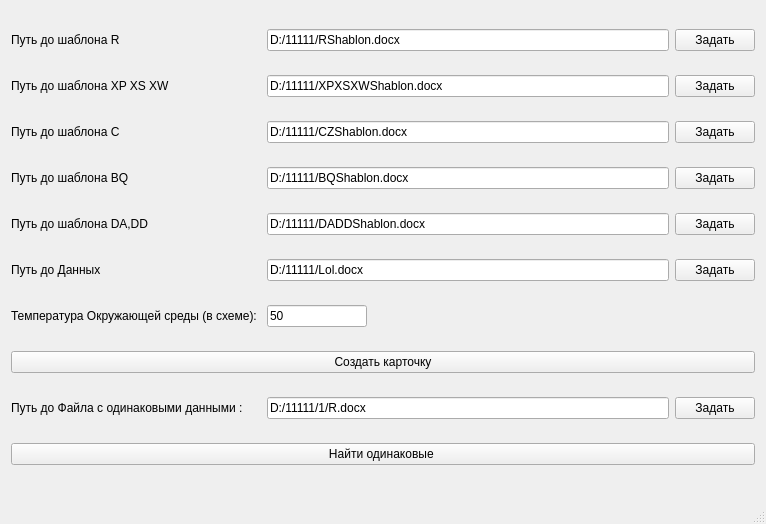
First picture: the form in mainwindow.ui, repository Madjita/TEY, before the edit.
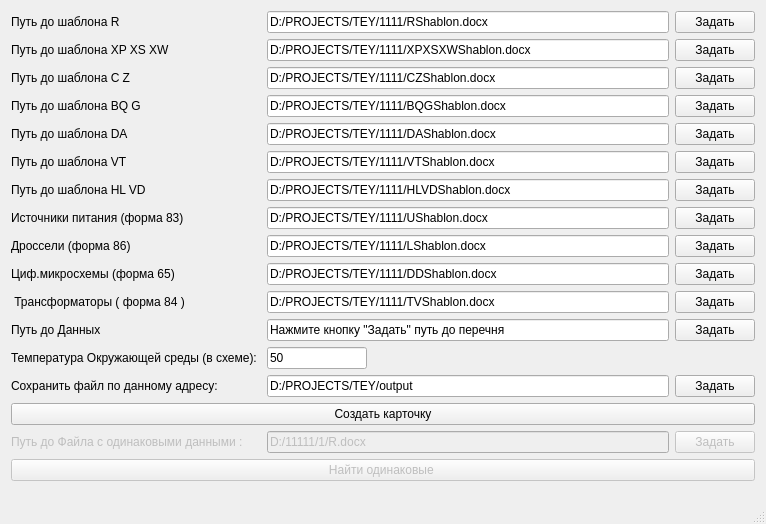
Second picture: the form after the edit. Icons and pictures are not drawn.

Commit message:
repair good project
repair good project

```diff
--- a/mainwindow.ui
+++ b/mainwindow.ui
@@ -11,105 +11,35 @@
    </rect>
   </property>
   <property name="windowTitle">
-   <string>MainWindow</string>
+   <string>Карты рабочих режимов</string>
+  </property>
+  <property name="windowIcon">
+   <iconset>
+    <normaloff>../../../../Project_Work_SFU/GpsGlonassTest/logo.ico</normaloff>../../../../Project_Work_SFU/GpsGlonassTest/logo.ico</iconset>
   </property>
   <widget class="QWidget" name="centralWidget">
    <layout class="QGridLayout" name="gridLayout">
-    <item row="13" column="0">
-     <widget class="QLabel" name="label_8">
-      <property name="text">
-       <string>Путь до Файла с одинаковыми данными :</string>
-      </property>
-     </widget>
-    </item>
-    <item row="4" column="1">
-     <widget class="QLineEdit" name="lineEdit_6">
-      <property name="text">
-       <string>D:/11111/BQShablon.docx</string>
-      </property>
-     </widget>
-    </item>
-    <item row="5" column="1">
-     <widget class="QLineEdit" name="lineEdit_7">
-      <property name="text">
-       <string>D:/11111/DADDShablon.docx</string>
-      </property>
-     </widget>
-    </item>
-    <item row="5" column="2">
-     <widget class="QPushButton" name="pushButton_5">
-      <property name="text">
-       <string>Задать</string>
-      </property>
-     </widget>
-    </item>
-    <item row="4" column="2">
-     <widget class="QPushButton" name="pushButton_4">
-      <property name="text">
-       <string>Задать</string>
-      </property>
-     </widget>
-    </item>
-    <item row="6" column="1">
+    <item row="13" column="1">
      <widget class="QLineEdit" name="lineEdit_2">
       <property name="text">
-       <string>D:/11111/Lol.docx</string>
+       <string>Нажмите кнопку &quot;Задать&quot; путь до перечня</string>
       </property>
      </widget>
     </item>
-    <item row="6" column="0">
-     <widget class="QLabel" name="label_2">
-      <property name="text">
-       <string>Путь до Данных</string>
+    <item row="20" column="2">
+     <widget class="QPushButton" name="pushButton_7">
+      <property name="enabled">
+       <bool>false</bool>
       </property>
-     </widget>
-    </item>
-    <item row="1" column="0">
-     <widget class="QLabel" name="label">
       <property name="text">
-       <string>Путь до шаблона R</string>
-      </property>
-     </widget>
-    </item>
-    <item row="1" column="2">
-     <widget class="QPushButton" name="pushButton_S_R">
-      <property name="text">
        <string>Задать</string>
       </property>
      </widget>
     </item>
-    <item row="2" column="0">
-     <widget class="QLabel" name="label_3">
+    <item row="15" column="0">
+     <widget class="QLabel" name="label_5">
       <property name="text">
-       <string>Путь до шаблона XP XS XW</string>
-      </property>
-     </widget>
-    </item>
-    <item row="6" column="2">
-     <widget class="QPushButton" name="pushButton_D">
-      <property name="text">
-       <string>Задать</string>
-      </property>
-     </widget>
-    </item>
-    <item row="1" column="1">
-     <widget class="QLineEdit" name="lineEdit">
-      <property name="text">
-       <string>D:/11111/RShablon.docx</string>
-      </property>
-     </widget>
-    </item>
-    <item row="3" column="0">
-     <widget class="QLabel" name="label_4">
-      <property name="text">
-       <string>Путь до шаблона С</string>
-      </property>
-     </widget>
-    </item>
-    <item row="3" column="1">
-     <widget class="QLineEdit" name="lineEdit_4">
-      <property name="text">
-       <string>D:/11111/CZShablon.docx</string>
+       <string>Темпeратура Окружающей среды (в схеме): </string>
       </property>
      </widget>
     </item>
@@ -120,49 +50,48 @@
       </property>
      </widget>
     </item>
-    <item row="2" column="2">
-     <widget class="QPushButton" name="pushButton_2">
+    <item row="20" column="1">
+     <widget class="QLineEdit" name="lineEdit_8">
+      <property name="enabled">
+       <bool>false</bool>
+      </property>
       <property name="text">
-       <string>Задать</string>
+       <string>D:/11111/1/R.docx</string>
       </property>
      </widget>
     </item>
     <item row="2" column="1">
      <widget class="QLineEdit" name="lineEdit_3">
       <property name="text">
-       <string>D:/11111/XPXSXWShablon.docx</string>
+       <string>D:/PROJECTS/TEY/1111/XPXSXWShablon.docx</string>
       </property>
      </widget>
     </item>
-    <item row="4" column="0">
-     <widget class="QLabel" name="label_6">
+    <item row="8" column="0">
+     <widget class="QLabel" name="label_9">
       <property name="text">
-       <string>Путь до шаблона BQ</string>
+       <string>Источники питания (форма 83)</string>
       </property>
      </widget>
     </item>
-    <item row="5" column="0">
-     <widget class="QLabel" name="label_7">
+    <item row="21" column="0" colspan="3">
+     <widget class="QPushButton" name="pushButton_6">
+      <property name="enabled">
+       <bool>false</bool>
+      </property>
       <property name="text">
-       <string>Путь до шаблона DA,DD</string>
+       <string>Найти одинаковые </string>
       </property>
      </widget>
     </item>
-    <item row="10" column="0" colspan="3">
+    <item row="17" column="0" colspan="3">
      <widget class="QPushButton" name="pushButton">
       <property name="text">
        <string>Создать карточку</string>
       </property>
      </widget>
     </item>
-    <item row="9" column="0">
-     <widget class="QLabel" name="label_5">
-      <property name="text">
-       <string>Темпeратура Окружающей среды (в схеме): </string>
-      </property>
-     </widget>
-    </item>
-    <item row="9" column="1">
+    <item row="15" column="1">
      <widget class="QLineEdit" name="lineEdit_5">
       <property name="maximumSize">
        <size>
@@ -175,24 +104,258 @@
       </property>
      </widget>
     </item>
-    <item row="13" column="1">
-     <widget class="QLineEdit" name="lineEdit_8">
+    <item row="8" column="1">
+     <widget class="QLineEdit" name="lineEdit_9">
       <property name="text">
-       <string>D:/11111/1/R.docx</string>
+       <string>D:/PROJECTS/TEY/1111/UShablon.docx</string>
+      </property>
+     </widget>
+    </item>
+    <item row="4" column="0">
+     <widget class="QLabel" name="label_6">
+      <property name="text">
+       <string>Путь до шаблона BQ G</string>
+      </property>
+     </widget>
+    </item>
+    <item row="5" column="2">
+     <widget class="QPushButton" name="pushButton_5">
+      <property name="text">
+       <string>Задать</string>
+      </property>
+     </widget>
+    </item>
+    <item row="4" column="2">
+     <widget class="QPushButton" name="pushButton_4">
+      <property name="text">
+       <string>Задать</string>
+      </property>
+     </widget>
+    </item>
+    <item row="4" column="1">
+     <widget class="QLineEdit" name="lineEdit_6">
+      <property name="text">
+       <string>D:/PROJECTS/TEY/1111/BQGShablon.docx</string>
+      </property>
+     </widget>
+    </item>
+    <item row="2" column="0">
+     <widget class="QLabel" name="label_3">
+      <property name="text">
+       <string>Путь до шаблона XP XS XW</string>
+      </property>
+     </widget>
+    </item>
+    <item row="5" column="1">
+     <widget class="QLineEdit" name="lineEdit_7">
+      <property name="text">
+       <string>D:/PROJECTS/TEY/1111/DAShablon.docx</string>
+      </property>
+     </widget>
+    </item>
+    <item row="1" column="2">
+     <widget class="QPushButton" name="pushButton_S_R">
+      <property name="text">
+       <string>Задать</string>
+      </property>
+     </widget>
+    </item>
+    <item row="20" column="0">
+     <widget class="QLabel" name="label_8">
+      <property name="enabled">
+       <bool>false</bool>
+      </property>
+      <property name="text">
+       <string>Путь до Файла с одинаковыми данными :</string>
+      </property>
+     </widget>
+    </item>
+    <item row="13" column="0">
+     <widget class="QLabel" name="label_2">
+      <property name="text">
+       <string>Путь до Данных</string>
+      </property>
+     </widget>
+    </item>
+    <item row="3" column="1">
+     <widget class="QLineEdit" name="lineEdit_4">
+      <property name="text">
+       <string>D:/PROJECTS/TEY/1111/CZShablon.docx</string>
+      </property>
+     </widget>
+    </item>
+    <item row="3" column="0">
+     <widget class="QLabel" name="label_4">
+      <property name="text">
+       <string>Путь до шаблона С Z</string>
+      </property>
+     </widget>
+    </item>
+    <item row="1" column="0">
+     <widget class="QLabel" name="label">
+      <property name="text">
+       <string>Путь до шаблона R</string>
+      </property>
+     </widget>
+    </item>
+    <item row="1" column="1">
+     <widget class="QLineEdit" name="lineEdit">
+      <property name="text">
+       <string>D:/PROJECTS/TEY/1111/RShablon.docx</string>
+      </property>
+     </widget>
+    </item>
+    <item row="5" column="0">
+     <widget class="QLabel" name="label_7">
+      <property name="text">
+       <string>Путь до шаблона DA</string>
       </property>
      </widget>
     </item>
     <item row="13" column="2">
-     <widget class="QPushButton" name="pushButton_7">
+     <widget class="QPushButton" name="pushButton_D">
       <property name="text">
        <string>Задать</string>
       </property>
      </widget>
     </item>
-    <item row="14" column="0" colspan="3">
-     <widget class="QPushButton" name="pushButton_6">
+    <item row="2" column="2">
+     <widget class="QPushButton" name="pushButton_2">
       <property name="text">
-       <string>Найти одинаковые </string>
+       <string>Задать</string>
+      </property>
+     </widget>
+    </item>
+    <item row="11" column="2">
+     <widget class="QPushButton" name="pushButton_11">
+      <property name="text">
+       <string>Задать</string>
+      </property>
+     </widget>
+    </item>
+    <item row="11" column="1">
+     <widget class="QLineEdit" name="lineEdit_12">
+      <property name="text">
+       <string>D:/PROJECTS/TEY/1111/TVShablon.docx</string>
+      </property>
+     </widget>
+    </item>
+    <item row="11" column="0">
+     <widget class="QLabel" name="label_12">
+      <property name="text">
+       <string> Трансформаторы ( форма 84 )</string>
+      </property>
+     </widget>
+    </item>
+    <item row="8" column="2">
+     <widget class="QPushButton" name="pushButton_8">
+      <property name="text">
+       <string>Задать</string>
+      </property>
+     </widget>
+    </item>
+    <item row="10" column="0">
+     <widget class="QLabel" name="label_11">
+      <property name="text">
+       <string>Циф.микросхемы (форма 65)</string>
+      </property>
+     </widget>
+    </item>
+    <item row="10" column="2">
+     <widget class="QPushButton" name="pushButton_10">
+      <property name="text">
+       <string>Задать</string>
+      </property>
+     </widget>
+    </item>
+    <item row="10" column="1">
+     <widget class="QLineEdit" name="lineEdit_11">
+      <property name="text">
+       <string>D:/PROJECTS/TEY/1111/DDShablon.docx</string>
+      </property>
+     </widget>
+    </item>
+    <item row="9" column="0">
+     <widget class="QLabel" name="label_10">
+      <property name="text">
+       <string>Дроссели (форма 86)</string>
+      </property>
+     </widget>
+    </item>
+    <item row="9" column="2">
+     <widget class="QPushButton" name="pushButton_9">
+      <property name="text">
+       <string>Задать</string>
+      </property>
+     </widget>
+    </item>
+    <item row="9" column="1">
+     <widget class="QLineEdit" name="lineEdit_10">
+      <property name="text">
+       <string>D:/PROJECTS/TEY/1111/LShablon.docx</string>
+      </property>
+     </widget>
+    </item>
+    <item row="16" column="2">
+     <widget class="QPushButton" name="pushButton_12">
+      <property name="text">
+       <string>Задать</string>
+      </property>
+     </widget>
+    </item>
+    <item row="16" column="0">
+     <widget class="QLabel" name="label_13">
+      <property name="text">
+       <string>Сохранить файл по данному адресу:</string>
+      </property>
+     </widget>
+    </item>
+    <item row="16" column="1">
+     <widget class="QLineEdit" name="lineEdit_13">
+      <property name="text">
+       <string>D:/PROJECTS/TEY/output</string>
+      </property>
+     </widget>
+    </item>
+    <item row="6" column="2">
+     <widget class="QPushButton" name="pushButton_13">
+      <property name="text">
+       <string>Задать</string>
+      </property>
+     </widget>
+    </item>
+    <item row="6" column="0">
+     <widget class="QLabel" name="label_14">
+      <property name="text">
+       <string>Путь до шаблона VT</string>
+      </property>
+     </widget>
+    </item>
+    <item row="6" column="1">
+     <widget class="QLineEdit" name="lineEdit_14">
+      <property name="text">
+       <string>D:/PROJECTS/TEY/1111/VTShablon.docx</string>
+      </property>
+     </widget>
+    </item>
+    <item row="7" column="0">
+     <widget class="QLabel" name="label_15">
+      <property name="text">
+       <string>Путь до шаблона HL VD</string>
+      </property>
+     </widget>
+    </item>
+    <item row="7" column="1">
+     <widget class="QLineEdit" name="lineEdit_15">
+      <property name="text">
+       <string>D:/PROJECTS/TEY/1111/HLVDShablon.docx</string>
+      </property>
+     </widget>
+    </item>
+    <item row="7" column="2">
+     <widget class="QPushButton" name="pushButton_14">
+      <property name="text">
+       <string>Задать</string>
       </property>
      </widget>
     </item>
```
The commit also changes 92 other files.
